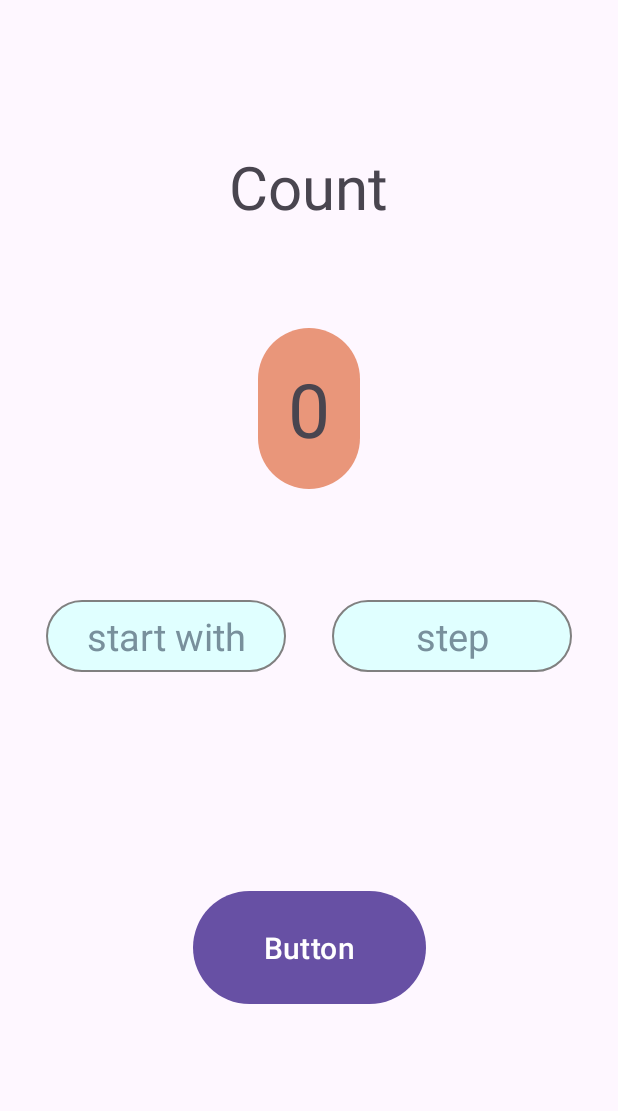
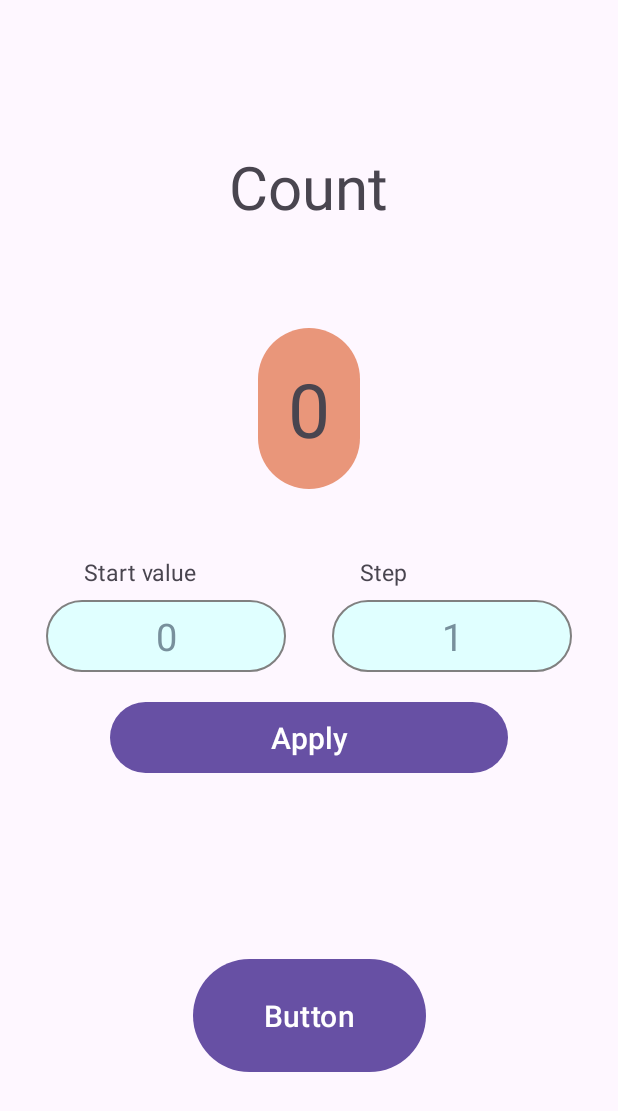
Before and after one commit to platonso/AndroidMireaLabs, an Android app: the screen it shows after launch (MainActivity), on a phone screen of 412 x 824 dp. Shown: the top 1111 px of the screen. Run offline under Robolectric (Android 15) with nearby library versions, the phone set to English and light mode, and no system bars.

Commit message:
realized fun

```diff
--- a/app/src/main/AndroidManifest.xml
+++ b/app/src/main/AndroidManifest.xml
@@ -14,7 +14,8 @@
         tools:targetApi="31">
         <activity
             android:name=".MainActivity"
-            android:exported="true">
+            android:exported="true"
+            android:screenOrientation="portrait">
             <intent-filter>
                 <action android:name="android.intent.action.MAIN" />
 
--- a/app/src/main/java/com/example/androidmirealabs/MainActivity.java
+++ b/app/src/main/java/com/example/androidmirealabs/MainActivity.java
@@ -1,5 +1,6 @@
 package com.example.androidmirealabs;
 
+import androidx.annotation.NonNull;
 import androidx.appcompat.app.AppCompatActivity;
 
 import android.os.Bundle;
@@ -9,40 +10,48 @@ import com.example.androidmirealabs.databinding.ActivityMainBinding;
 
 public class MainActivity extends AppCompatActivity {
     private int counter = 0;
+    private int startValue;
+    private int step;
 
     private ActivityMainBinding binding;
 
     @Override
     public void onCreate(Bundle savedInstanceState) {
         super.onCreate(savedInstanceState);
-        binding=ActivityMainBinding.inflate(getLayoutInflater());
+        binding = ActivityMainBinding.inflate(getLayoutInflater());
         setContentView(binding.getRoot());
 
-        /*
-        String startWithString = binding.startWith.getText().toString();
-        int startWith = 0; // Значение по умолчанию, если поле ввода пустое
+        binding.button2.setOnClickListener(new View.OnClickListener() {
+            @Override
+            public void onClick(View v) {
 
-        if (!startWithString.isEmpty()) {
-            startWith = Integer.parseInt(startWithString);
-        }
+                String startWithString = binding.startWith.getText().toString();
+                String stepString = binding.step.getText().toString();
 
-        String stepString = binding.step.getText().toString();
-        int step = 0;
+                if (startWithString.isEmpty()){
+                    startValue =0; // значение по умолчанию, если поле ввода пустое
+                }else {
+                    startValue = Integer.parseInt(startWithString);
+                }
 
-        if (!startWithString.isEmpty()) {
-            step = Integer.parseInt(startWithString);
-        }
-         */
+                if (stepString.isEmpty()){
+                    step=1; // значение по умолчанию, если поле ввода пустое
+                } else {
+                    step = Integer.parseInt(stepString);
+                }
 
+                // устанавливаем начальное значение счетчика
+                counter = startValue;
+                binding.count.setText(String.valueOf(counter));
+            }
+        });
 
         binding.button.setOnClickListener(new View.OnClickListener() {
             @Override
             public void onClick(View v) {
-                counter++;
+                counter += step;
                 binding.count.setText(String.valueOf(counter));
             }
         });
-
-
     }
 }
--- a/app/src/main/res/layout/activity_main.xml
+++ b/app/src/main/res/layout/activity_main.xml
@@ -44,14 +44,15 @@
         app:layout_constraintEnd_toEndOf="parent"
         app:layout_constraintStart_toStartOf="parent"
         app:layout_constraintTop_toTopOf="parent"
-        app:layout_constraintVertical_bias="0.797" />
+        app:layout_constraintVertical_bias="0.858" />
 
     <EditText
         android:id="@+id/step"
-        android:background="@drawable/rounded_input"
         android:layout_width="160dp"
         android:layout_height="48dp"
         android:layout_marginTop="400dp"
+        android:autofillHints="1"
+        android:background="@drawable/rounded_input"
         android:ems="10"
         android:gravity="center"
         android:hint="@string/step"
@@ -65,15 +66,14 @@
 
     <EditText
         android:id="@+id/startWith"
-        android:background="@drawable/rounded_input"
         android:layout_width="160dp"
         android:layout_height="48dp"
         android:layout_marginTop="400dp"
+        android:background="@drawable/rounded_input"
         android:ems="10"
         android:gravity="center"
         android:hint="@string/start_with"
         android:inputType="number"
-        android:textColor="#676767"
         android:textColorHint="#78909C"
         android:textSize="25sp"
         app:layout_constraintEnd_toStartOf="@+id/step"
@@ -87,4 +87,38 @@
         android:layout_height="wrap_content"
         app:constraint_referenced_ids="startWith,startWith" />
 
+    <Button
+        android:id="@+id/button2"
+        android:layout_width="265dp"
+        android:layout_height="55dp"
+        android:layout_marginTop="16dp"
+        android:text="@string/apply"
+        android:textColorHighlight="#884F4F"
+        android:textSize="20sp"
+        app:layout_constraintEnd_toEndOf="parent"
+        app:layout_constraintStart_toStartOf="parent"
+        app:layout_constraintTop_toBottomOf="@+id/startWith" />
+
+    <TextView
+        android:id="@+id/textView2"
+        android:layout_width="wrap_content"
+        android:layout_height="wrap_content"
+        android:layout_marginStart="56dp"
+        android:layout_marginBottom="8dp"
+        android:text="@string/start_value"
+        android:textSize="15sp"
+        app:layout_constraintBottom_toTopOf="@+id/startWith"
+        app:layout_constraintStart_toStartOf="parent" />
+
+    <TextView
+        android:id="@+id/textView3"
+        android:layout_width="wrap_content"
+        android:layout_height="wrap_content"
+        android:layout_marginStart="240dp"
+        android:layout_marginBottom="8dp"
+        android:text="@string/Step"
+        android:textSize="15sp"
+        app:layout_constraintBottom_toTopOf="@+id/step"
+        app:layout_constraintStart_toStartOf="parent" />
+
 </androidx.constraintlayout.widget.ConstraintLayout>
--- a/app/src/main/res/values/strings.xml
+++ b/app/src/main/res/values/strings.xml
@@ -3,6 +3,9 @@
     <string name="count">Count</string>
     <string name="button">Button</string>
     <string name="zero">0</string>
-    <string name="start_with">start with</string>
-    <string name="step">step</string>
+    <string name="start_with">0</string>
+    <string name="step">1</string>
+    <string name="apply">Apply</string>
+    <string name="start_value">Start value</string>
+    <string name="Step">Step</string>
 </resources>
```
